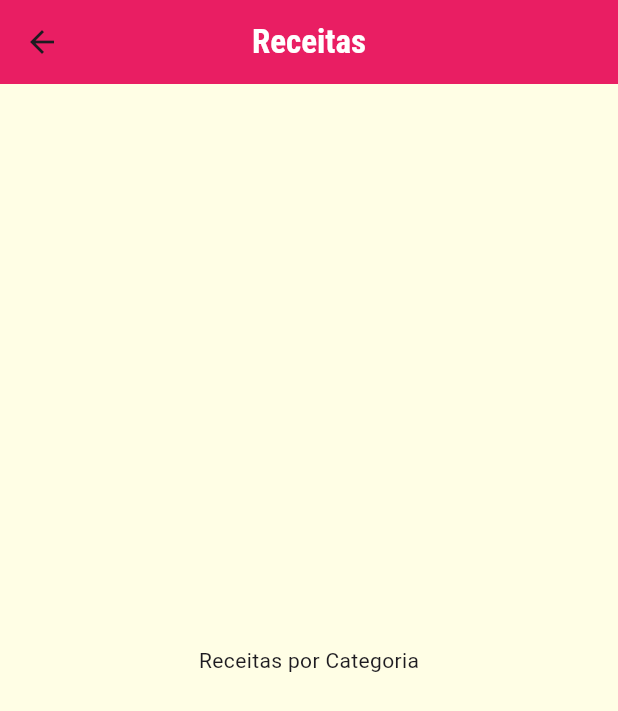
After one commit to nailtonsdelima/meals, a Flutter app: the screen it shows after launch, after a tap on "Italiano", on a phone screen of 412 x 824 dp. The commit adds this screen. Shown: the top 711 px of the screen. Run offline on Flutter 3.47's test engine with Material 3 defaults, Android fonts, the phone set to English and light mode, and no system bars.

Commit message:
Iniciando navegação em novas telas e criando componentes para tela de receitas

```diff
--- a/lib/components/category_item.dart
+++ b/lib/components/category_item.dart
@@ -1,15 +1,31 @@
 import 'package:flutter/material.dart';
 import 'package:meals/models/category.dart';
 
+import 'package:meals/screens/categories_meals_screen.dart';
+
 class CategoryItem extends StatelessWidget {
   final Category category;
+
+  void _selectCategory(BuildContext context) {
+    Navigator.of(context).push(
+      MaterialPageRoute(
+        builder: (_) {
+          return const CategoriesMealsScreen();
+        },
+      ),
+    );
+  }
 
   // ignore: use_key_in_widget_constructors
   const CategoryItem(this.category);
 
   @override
   Widget build(BuildContext context) {
-    return Container(
+    return InkWell(
+      onTap: () => _selectCategory(context),
+      splashColor: Theme.of(context).primaryColor,
+      borderRadius: BorderRadius.circular(15),
+      child: Container(
         padding: const EdgeInsets.all(15),
         // ignore: sort_child_properties_last
         child: Text(
@@ -27,6 +43,7 @@ class CategoryItem extends StatelessWidget {
             end: Alignment.bottomRight,
           ),
         ),
+      ),
     );
   }
 }
--- /dev/null
+++ b/lib/screens/categories_meals_screen.dart
@@ -0,0 +1,19 @@
+import 'package:flutter/material.dart';
+
+class CategoriesMealsScreen extends StatelessWidget {
+  const CategoriesMealsScreen({super.key});
+
+  @override
+  Widget build(BuildContext context) {
+    return Scaffold(
+      appBar: AppBar(
+        title: const Text('Receitas'),
+      ),
+      body: const Center(
+        child: Text(
+          'Receitas por Categoria',
+        ),
+      ),
+    );
+  }
+}
```
Lines whose indentation alone changed are shown as unchanged.
